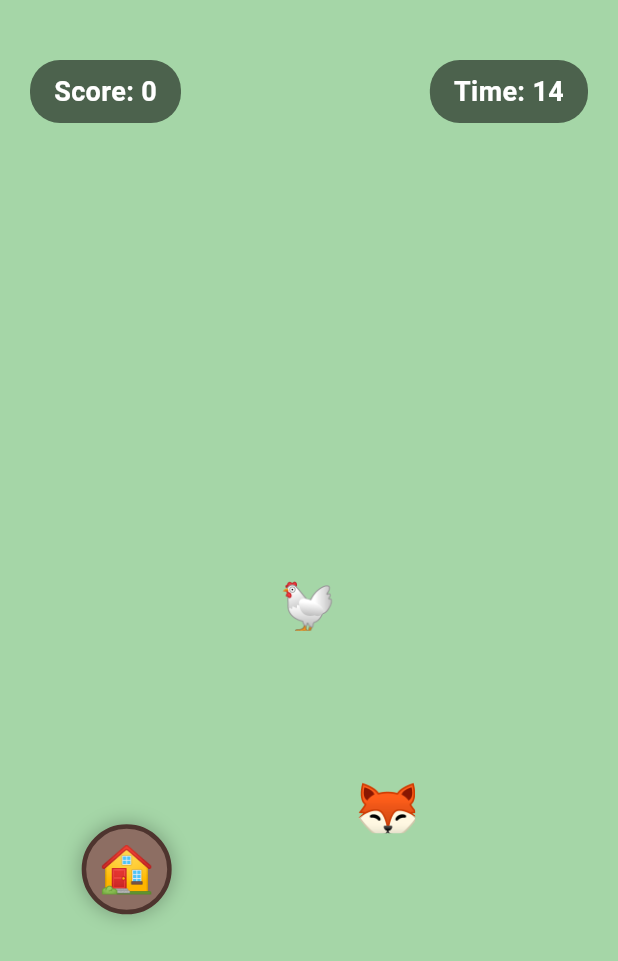
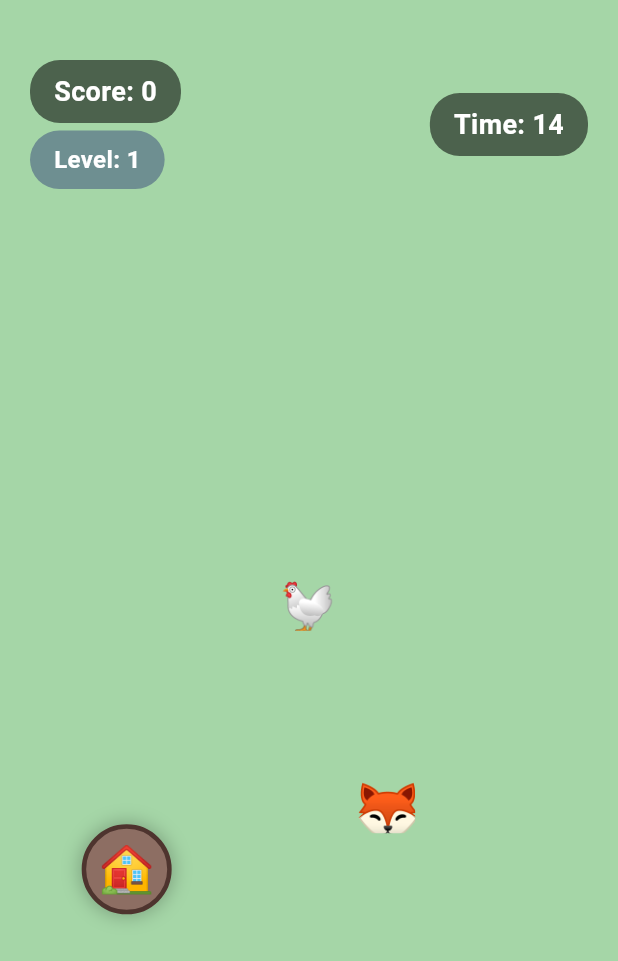
Before and after one commit to could-ai/019aeadf-a2f8-78f4-86cb-6ae15b2916c4, a Flutter app: the screen it shows after launch, after a tap on "Start Game", on a phone screen of 412 x 824 dp. Shown: the top 961 px of the screen. Run offline on Flutter 3.47's test engine with Material 3 defaults, Android fonts, the phone set to English and light mode, and no system bars.

Commit message:
Implemented multiple foxes and a level progression system. - Replaced single `_foxPos` with `List<Offset> _foxes`. - Added `_level` state variable to track difficulty. - Updated `_randomizePositions` to spawn a number of foxes equal to the current level. - Updated `_updateGame` to move all foxes and check collisions for each. - Updated `_gameOver` to increment level on win and reset level on loss. - Updated `build` to render multiple foxes and display the current Level in the HUD.

```diff
--- a/usr/lib/game_screen.dart
+++ b/usr/lib/game_screen.dart
@@ -23,13 +23,14 @@ class _GameScreenState extends State<GameScreen> {
   bool _isGameOver = false;
   bool _isWin = false;
   int _score = 0;
+  int _level = 1; // Current difficulty level (number of foxes)
   int _timeLeft = _gameDurationSeconds;
   String _message = "Tap 'Start Game' to begin!";
 
   // Positions (normalized 0.0 to 1.0 relative to screen size, converted during render)
   // Using absolute coordinates for simplicity in logic
   Offset _chickenPos = const Offset(100, 100);
-  Offset _foxPos = const Offset(300, 300);
+  List<Offset> _foxes = []; // List of fox positions
   Offset _safeZonePos = const Offset(200, 500);
   Offset? _targetPos; // Where the chicken is moving to
 
@@ -93,13 +94,18 @@ class _GameScreenState extends State<GameScreen> {
       random.nextDouble() * (h - 2 * padding) + padding,
     );
 
-    // Fox starts far enough from chicken
+    // Generate Foxes based on Level
+    _foxes.clear();
+    for (int i = 0; i < _level; i++) {
+      Offset newFoxPos;
       do {
-      _foxPos = Offset(
+        newFoxPos = Offset(
           random.nextDouble() * (w - 2 * padding) + padding,
           random.nextDouble() * (h - 2 * padding) + padding,
         );
-    } while ((_foxPos - _chickenPos).distance < 200); // Ensure minimum distance
+      } while ((newFoxPos - _chickenPos).distance < 200); // Ensure minimum distance from chicken
+      _foxes.add(newFoxPos);
+    }
   }
 
   void _stopGame() {
@@ -115,13 +121,14 @@ class _GameScreenState extends State<GameScreen> {
       _isWin = win;
       if (win) {
         _score += 10 + _timeLeft; // Bonus for time left
-        _message = "Safe! You earned points. Tap to play again.";
+        _level++; // Increase difficulty
+        _message = "Safe! Next Level: $_level";
       } else {
         _message = _timeLeft == 0
-            ? "Time's up! The fox got you."
-            : "Caught by the Fox! Game Over.";
-        // Reset score on loss? Or keep it arcade style? Let's keep it arcade style but maybe reset if they want.
-        // For now, we keep score accumulating until app restart or explicit reset.
+            ? "Time's up! The foxes got you."
+            : "Caught by a Fox! Game Over.";
+        _level = 1; // Reset difficulty on loss
+        _score = 0; // Reset score on loss
       }
     });
   }
@@ -145,22 +152,23 @@ class _GameScreenState extends State<GameScreen> {
         }
       }
 
-      // 2. Move Fox towards Chicken
-      Offset foxDir = _chickenPos - _foxPos;
+      // 2. Move Foxes towards Chicken
+      for (int i = 0; i < _foxes.length; i++) {
+        Offset foxDir = _chickenPos - _foxes[i];
         Offset foxMove = Offset(
           cos(foxDir.direction) * _foxSpeed,
           sin(foxDir.direction) * _foxSpeed,
         );
-      _foxPos += foxMove;
+        _foxes[i] += foxMove;
 
-      // 3. Check Collisions
-
-      // Fox catches Chicken
-      if ((_foxPos - _chickenPos).distance < (_playerSize / 2 + _enemySize / 2)) {
+        // 3. Check Collisions (Fox catches Chicken)
+        if ((_foxes[i] - _chickenPos).distance < (_playerSize / 2 + _enemySize / 2)) {
           _gameOver(false);
+          return; // Game over, stop updating
+        }
       }
 
-      // Chicken reaches Safe Zone
+      // 4. Check Win Condition (Chicken reaches Safe Zone)
       if ((_chickenPos - _safeZonePos).distance < (_playerSize / 2 + _safeZoneSize / 2)) {
         _gameOver(true);
       }
@@ -185,7 +193,7 @@ class _GameScreenState extends State<GameScreen> {
             // Initial positions centered if not started
             if (!_isPlaying && !_isGameOver) {
                _chickenPos = Offset(_screenSize.width / 2, _screenSize.height / 2);
-               _foxPos = Offset(_screenSize.width / 4, _screenSize.height / 4);
+               _foxes = [Offset(_screenSize.width / 4, _screenSize.height / 4)];
                _safeZonePos = Offset(_screenSize.width * 0.75, _screenSize.height * 0.75);
             }
           }
@@ -255,10 +263,10 @@ class _GameScreenState extends State<GameScreen> {
                   ),
                 ),
 
-                // Fox (Enemy)
-                Positioned(
-                  left: _foxPos.dx - _enemySize / 2,
-                  top: _foxPos.dy - _enemySize / 2,
+                // Foxes (Enemies)
+                ..._foxes.map((foxPos) => Positioned(
+                  left: foxPos.dx - _enemySize / 2,
+                  top: foxPos.dy - _enemySize / 2,
                   child: Container(
                     width: _enemySize,
                     height: _enemySize,
@@ -268,7 +276,7 @@ class _GameScreenState extends State<GameScreen> {
                       style: TextStyle(fontSize: 35),
                     ),
                   ),
-                ),
+                )),
 
                 // HUD (Heads Up Display)
                 Positioned(
@@ -277,6 +285,9 @@ class _GameScreenState extends State<GameScreen> {
                   right: 20,
                   child: Row(
                     mainAxisAlignment: MainAxisAlignment.spaceBetween,
+                    children: [
+                      Column(
+                        crossAxisAlignment: CrossAxisAlignment.start,
                         children: [
                           Container(
                             padding: const EdgeInsets.symmetric(horizontal: 16, vertical: 8),
@@ -288,6 +299,20 @@ class _GameScreenState extends State<GameScreen> {
                               "Score: $_score",
                               style: const TextStyle(color: Colors.white, fontWeight: FontWeight.bold, fontSize: 18),
                             ),
+                          ),
+                          const SizedBox(height: 5),
+                          Container(
+                            padding: const EdgeInsets.symmetric(horizontal: 16, vertical: 8),
+                            decoration: BoxDecoration(
+                              color: Colors.blueGrey.withOpacity(0.8),
+                              borderRadius: BorderRadius.circular(20),
+                            ),
+                            child: Text(
+                              "Level: $_level",
+                              style: const TextStyle(color: Colors.white, fontWeight: FontWeight.bold, fontSize: 16),
+                            ),
+                          ),
+                        ],
                       ),
                       Container(
                         padding: const EdgeInsets.symmetric(horizontal: 16, vertical: 8),
@@ -341,7 +366,7 @@ class _GameScreenState extends State<GameScreen> {
                               foregroundColor: Colors.white,
                             ),
                             child: Text(
-                              _isGameOver ? "Play Again" : "Start Game",
+                              _isGameOver ? (_isWin ? "Next Level" : "Try Again") : "Start Game",
                               style: const TextStyle(fontSize: 20, fontWeight: FontWeight.bold),
                             ),
                           ),
```
Lines whose indentation alone changed are shown as unchanged.
